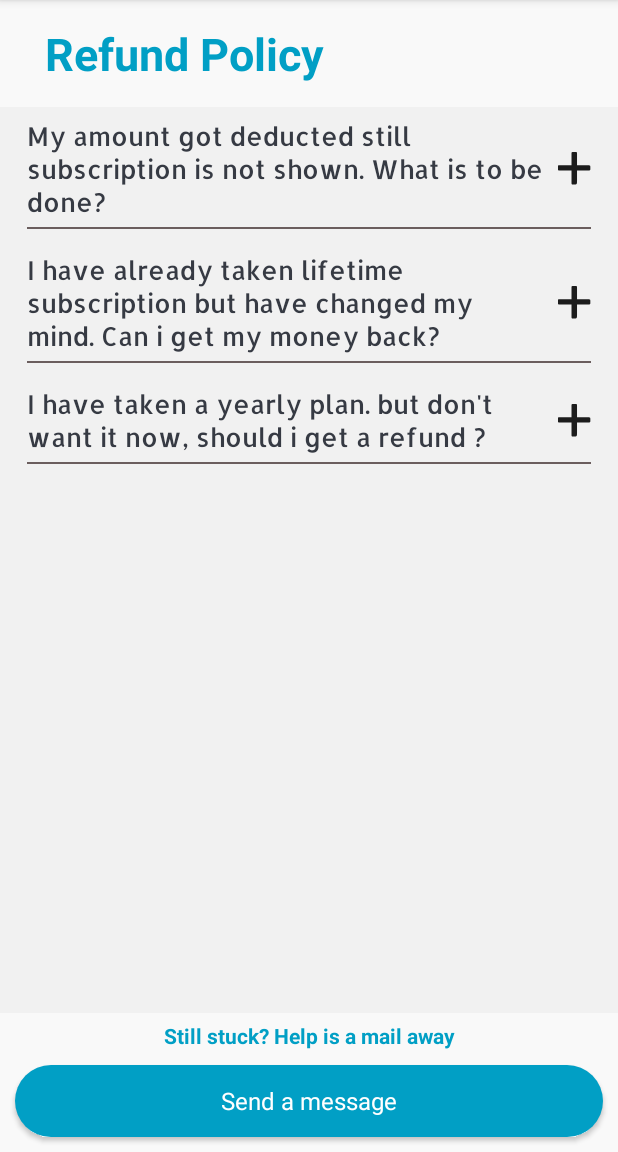
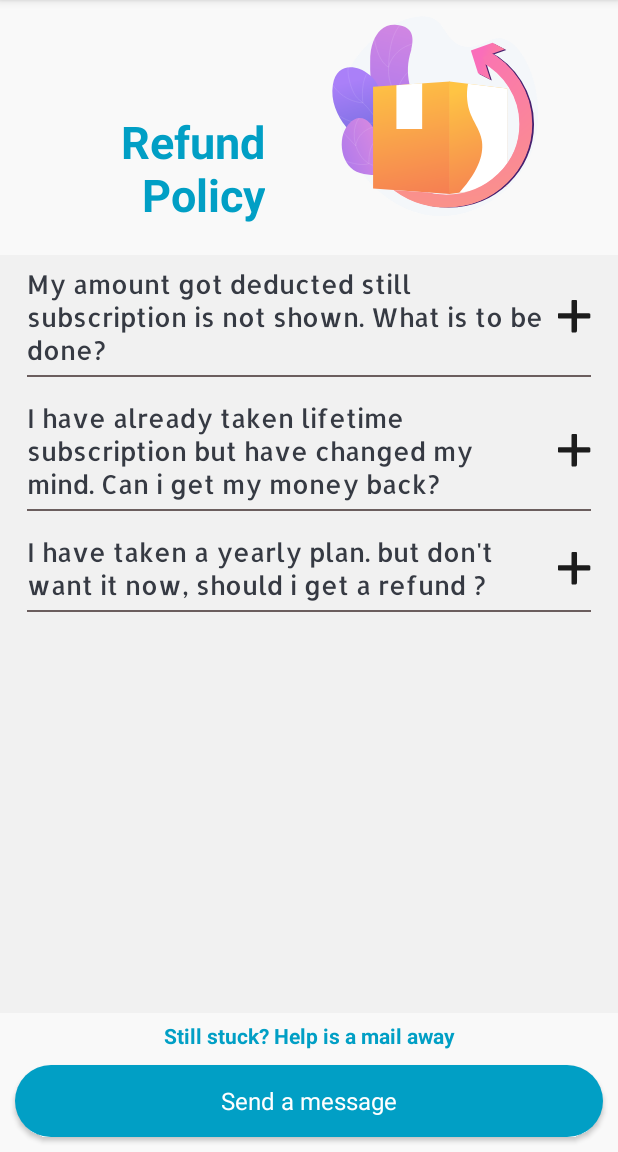
Before and after one commit to manikumarreddy06/besure, an Android app: the refundPolicy_Activity screen opened directly, with no data from a screen before it, on a phone screen of 412 x 824 dp, the part 84-1236 px from its top. Run offline under Robolectric (Android 15) with nearby library versions, the light colour scheme and no system bars.

Commit message:
refund policy screen updated

```diff
--- a/app/src/main/java/com/bsure/refundPolicy/refundPolicy_Activity.java
+++ b/app/src/main/java/com/bsure/refundPolicy/refundPolicy_Activity.java
@@ -5,10 +5,14 @@ import androidx.recyclerview.widget.RecyclerView;
 
 import android.content.Intent;
 import android.os.Bundle;
+import android.provider.ContactsContract;
 import android.widget.Button;
+import android.widget.ImageView;
 
+import com.bsure.About_Us;
 import com.bsure.ContactUs;
 import com.bsure.FAQ.FAQ_Activity;
+import com.bsure.Profile;
 import com.bsure.R;
 
 import java.util.ArrayList;
@@ -17,6 +21,7 @@ public class refundPolicy_Activity extends AppCompatActivity {
     ArrayList<refund_items>refundItemsList;
     RecyclerView recyclerView;
     Button sendMessage;
+    ImageView btnBack;
     @Override
     protected void onCreate(Bundle savedInstanceState) {
         super.onCreate(savedInstanceState);
@@ -33,6 +38,12 @@ public class refundPolicy_Activity extends AppCompatActivity {
             Intent i=new Intent(refundPolicy_Activity.this, ContactUs.class);
             startActivity(i);
         });
+
+        // back btn
+//        btnBack.setOnClickListener(view -> {
+//            Intent i=new Intent(refundPolicy_Activity.this, About_Us.class);
+//            startActivity(i);
+//        });
     }
 
     private void setRecyclerView() {
--- a/app/src/main/res/layout/activity_contact_us.xml
+++ b/app/src/main/res/layout/activity_contact_us.xml
@@ -32,6 +32,7 @@
             android:layout_width="match_parent"
             android:layout_height="wrap_content"
             android:layout_gravity="center"
+            android:gravity="center_horizontal"
             android:layout_marginTop="10dp"
             android:layout_marginBottom="5dp"
             android:text="We are here for you! How can we help ?"
--- a/app/src/main/res/layout/activity_refund_policy.xml
+++ b/app/src/main/res/layout/activity_refund_policy.xml
@@ -26,62 +26,46 @@
                 app:titleTextColor="@color/white" />
         </com.google.android.material.appbar.AppBarLayout>
 
-<!--    <LinearLayout-->
-<!--        android:id="@+id/refundPolicy_title"-->
-<!--        android:layout_below="@id/top"-->
-<!--        android:layout_width="match_parent"-->
-<!--        android:layout_height="170dp"-->
-<!--        android:layout_marginHorizontal="5dp"-->
-<!--        android:layout_marginVertical="15dp"-->
-<!--        android:orientation="horizontal">-->
 
-<!--        <RelativeLayout-->
-<!--            android:id="@+id/logo"-->
-<!--            android:layout_width="0dp"-->
-<!--            android:layout_height="match_parent"-->
-<!--            android:layout_weight="0.45">-->
-
-<!--            <TextView-->
-<!--                android:layout_width="match_parent"-->
-<!--                android:layout_height="wrap_content"-->
-<!--                android:layout_alignParentBottom="true"-->
-<!--                android:layout_gravity="bottom"-->
-<!--                android:gravity="right"-->
-<!--                android:text="Refund policy"-->
-<!--                android:textColor="@color/colorPrimary"-->
-<!--                android:textSize="32sp"-->
-<!--                android:textStyle="bold" />-->
-<!--        </RelativeLayout>-->
-
-<!--        <com.airbnb.lottie.LottieAnimationView-->
-<!--            android:id="@+id/animationView"-->
-<!--            android:layout_width="0dp"-->
-<!--            android:layout_height="match_parent"-->
-<!--            android:layout_marginHorizontal="10dp"-->
-<!--            android:layout_weight="0.55"-->
-<!--            app:lottie_autoPlay="true"-->
-<!--            app:lottie_loop="true"-->
-<!--            app:lottie_rawRes="@drawable/ic_refund_policy_icon" />-->
-<!--    </LinearLayout>-->
 
     <LinearLayout
         android:id="@+id/refundPolicy_title"
         android:layout_width="match_parent"
-            android:layout_height="wrap_content"
-            android:layout_below="@id/top"
-            android:elevation="10dp">
+        android:layout_below="@+id/top"
+        android:layout_height="160dp"
+        android:layout_marginHorizontal="5dp"
+        android:orientation="horizontal">
+
+        <RelativeLayout
+            android:id="@+id/logo"
+            android:layout_width="0dp"
+            android:layout_height="match_parent"
+            android:layout_weight="0.45">
+
             <TextView
                 android:layout_width="match_parent"
                 android:layout_height="wrap_content"
-                android:layout_gravity="center"
-                android:layout_marginHorizontal="20dp"
-                android:paddingHorizontal="10dp"
-                android:layout_marginVertical="15dp"
+                android:layout_alignParentBottom="true"
+                android:layout_gravity="center_vertical"
+                android:layout_marginVertical="10dp"
+                android:gravity="right"
                 android:text="Refund Policy"
                 android:textColor="@color/colorPrimary"
                 android:textSize="30sp"
                 android:textStyle="bold" />
+        </RelativeLayout>
+
+        <com.airbnb.lottie.LottieAnimationView
+            android:id="@+id/animationView"
+            android:layout_width="0dp"
+            android:layout_height="match_parent"
+            android:layout_marginHorizontal="10dp"
+            android:layout_weight="0.55"
+            app:lottie_autoPlay="true"
+            app:lottie_loop="true"
+            app:lottie_rawRes="@raw/refund_animation" />
     </LinearLayout>
+
 
     <androidx.recyclerview.widget.RecyclerView
         android:id="@+id/recycler_view"
@@ -89,6 +73,7 @@
         android:layout_height="wrap_content"
         android:layout_above="@id/footer"
         android:layout_below="@+id/refundPolicy_title"
+        android:layout_marginTop="10dp"
         android:background="@color/bg_white"
         android:scrollbarSize="5dp"
         android:scrollbars="vertical"
```
Also changed, not shown: app/src/main/java/com/bsure/ContactUs.java (+18 -2 lines), app/src/main/res/raw/refund_animation.json (added, +1 -0 lines). Lines whose indentation alone changed are shown as unchanged.
